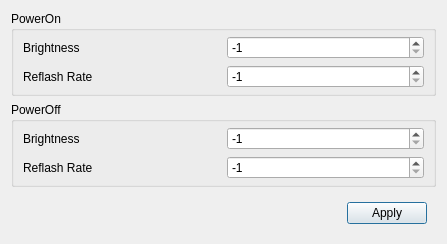
Before: the Qt Designer form powersettingdia.ui in MrBeanCpp/Follower-v2.0, drawn with Qt 5.
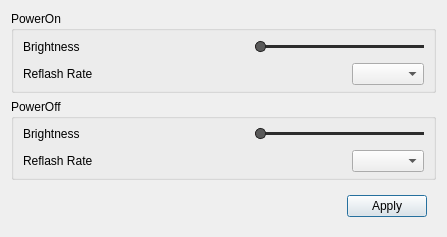
After: the same form once the commit is applied.

Commit message: 在改变PowerSetting后执行emit powerSwitched应用更改 & 更新UI 更新了brightness UI：QSpinBox -> QSlider 更新了reflash rate UI：QSpinBox -> QComboBox （前置技术：列举所有可用刷新率）

```diff
--- a/powersettingdia.ui
+++ b/powersettingdia.ui
@@ -14,7 +14,32 @@
    <string>Dialog</string>
   </property>
   <property name="styleSheet">
-   <string notr="true">font: 9pt &quot;Consolas&quot;;</string>
+   <string notr="true">QWidget{
+	font: 9pt &quot;Consolas&quot;;
+}
+/*Slider*/
+QSlider::handle {/*设置中间的那个滑动的键*/                           
+    background: rgb(90,90,90);
+	border-radius:5px;
+	border:1px solid rgb(35,35,35);
+}
+QSlider::handle:horizontal{
+    width: 9px;
+    margin: -4px; /* height */
+}
+QSlider::groove:horizontal {
+    height: 3px;
+	border-radius:2px;
+	/*left:4px; right: 4px; 导致move不精确*/
+	padding-left:4px;
+	padding-right:4px;
+}
+QSlider::sub-page:horizontal{/*已经划过的从地方*/                          
+	background: rgb(200,50,50);
+}
+QSlider::add-page:horizontal{/*还没有滑上去的地方*/
+	background:rgb(45,45,45);
+}</string>
   </property>
   <layout class="QVBoxLayout" name="verticalLayout_3" stretch="4,4,1">
    <item>
@@ -52,18 +77,22 @@
           </widget>
          </item>
          <item>
-          <widget class="QSpinBox" name="on_brightness">
-           <property name="wrapping">
-            <bool>false</bool>
+          <spacer name="horizontalSpacer_2">
+           <property name="orientation">
+            <enum>Qt::Horizontal</enum>
            </property>
-           <property name="frame">
-            <bool>true</bool>
+           <property name="sizeHint" stdset="0">
+            <size>
+             <width>40</width>
+             <height>20</height>
+            </size>
            </property>
-           <property name="buttonSymbols">
-            <enum>QAbstractSpinBox::UpDownArrows</enum>
-           </property>
-           <property name="showGroupSeparator" stdset="0">
-            <bool>false</bool>
+          </spacer>
+         </item>
+         <item>
+          <widget class="QSlider" name="on_brightness">
+           <property name="styleSheet">
+            <string notr="true"/>
            </property>
            <property name="minimum">
             <number>-1</number>
@@ -71,9 +100,24 @@
            <property name="maximum">
             <number>100</number>
            </property>
+           <property name="pageStep">
+            <number>1</number>
+           </property>
            <property name="value">
             <number>-1</number>
            </property>
+           <property name="orientation">
+            <enum>Qt::Horizontal</enum>
+           </property>
+           <property name="invertedAppearance">
+            <bool>false</bool>
+           </property>
+           <property name="invertedControls">
+            <bool>false</bool>
+           </property>
+           <property name="tickPosition">
+            <enum>QSlider::NoTicks</enum>
+           </property>
           </widget>
          </item>
         </layout>
@@ -102,20 +146,20 @@
           </widget>
          </item>
          <item>
-          <widget class="QSpinBox" name="on_reflash">
-           <property name="showGroupSeparator" stdset="0">
-            <bool>false</bool>
+          <spacer name="horizontalSpacer_4">
+           <property name="orientation">
+            <enum>Qt::Horizontal</enum>
            </property>
-           <property name="minimum">
-            <number>-1</number>
+           <property name="sizeHint" stdset="0">
+            <size>
+             <width>40</width>
+             <height>20</height>
+            </size>
            </property>
-           <property name="maximum">
-            <number>360</number>
-           </property>
-           <property name="value">
-            <number>-1</number>
-           </property>
-          </widget>
+          </spacer>
+         </item>
+         <item>
+          <widget class="QComboBox" name="on_reflash"/>
          </item>
         </layout>
        </widget>
@@ -158,9 +202,22 @@
           </widget>
          </item>
          <item>
-          <widget class="QSpinBox" name="off_brightness">
-           <property name="showGroupSeparator" stdset="0">
-            <bool>false</bool>
+          <spacer name="horizontalSpacer_3">
+           <property name="orientation">
+            <enum>Qt::Horizontal</enum>
+           </property>
+           <property name="sizeHint" stdset="0">
+            <size>
+             <width>40</width>
+             <height>20</height>
+            </size>
+           </property>
+          </spacer>
+         </item>
+         <item>
+          <widget class="QSlider" name="off_brightness">
+           <property name="styleSheet">
+            <string notr="true"/>
            </property>
            <property name="minimum">
             <number>-1</number>
@@ -168,9 +225,24 @@
            <property name="maximum">
             <number>100</number>
            </property>
+           <property name="pageStep">
+            <number>1</number>
+           </property>
            <property name="value">
             <number>-1</number>
            </property>
+           <property name="orientation">
+            <enum>Qt::Horizontal</enum>
+           </property>
+           <property name="invertedAppearance">
+            <bool>false</bool>
+           </property>
+           <property name="invertedControls">
+            <bool>false</bool>
+           </property>
+           <property name="tickPosition">
+            <enum>QSlider::NoTicks</enum>
+           </property>
           </widget>
          </item>
         </layout>
@@ -199,20 +271,20 @@
           </widget>
          </item>
          <item>
-          <widget class="QSpinBox" name="off_reflash">
-           <property name="showGroupSeparator" stdset="0">
-            <bool>false</bool>
+          <spacer name="horizontalSpacer_5">
+           <property name="orientation">
+            <enum>Qt::Horizontal</enum>
            </property>
-           <property name="minimum">
-            <number>-1</number>
+           <property name="sizeHint" stdset="0">
+            <size>
+             <width>40</width>
+             <height>20</height>
+            </size>
            </property>
-           <property name="maximum">
-            <number>360</number>
-           </property>
-           <property name="value">
-            <number>-1</number>
-           </property>
-          </widget>
+          </spacer>
+         </item>
+         <item>
+          <widget class="QComboBox" name="off_reflash"/>
          </item>
         </layout>
        </widget>
```
Left out of the diff: 4 changed lines with no effect on the pictures. The commit also changes 5 other files.
